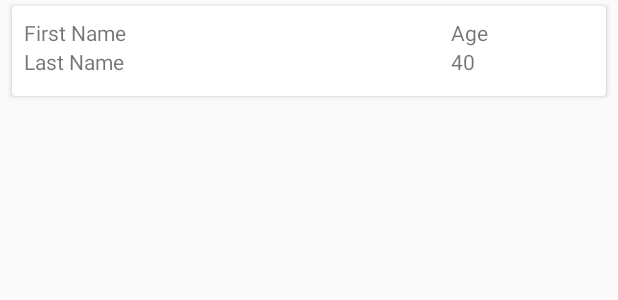
After one commit to sourcecode121/sqlite-databases, an Android app: the layout show_users_item.xml on its own in the app's theme, with its tools: preview values and no code run, on a phone screen of 412 x 824 dp. The commit adds this screen. Shown: the top 300 px of the screen. Run offline under Robolectric (Android 15) with nearby library versions, the phone set to English and light mode, and no system bars.

Commit message:
Adding recycler view to display the database content

```diff
--- a/app/build.gradle
+++ b/app/build.gradle
@@ -26,4 +26,7 @@ dependencies {
     })
     compile 'com.android.support:appcompat-v7:25.0.0'
     testCompile 'junit:junit:4.12'
+
+    compile 'com.android.support:recyclerview-v7:25.0.0'
+    compile 'com.android.support:cardview-v7:25.0.0'
 }
--- a/app/src/main/AndroidManifest.xml
+++ b/app/src/main/AndroidManifest.xml
@@ -17,6 +17,7 @@
         </activity>
 
         <activity android:name=".AddUserActivity"/>
+        <activity android:name=".ShowUsersActivity"/>
     </application>
 
 </manifest>
--- a/app/src/main/java/com/example/sqlitedatabases/AddUserActivity.java
+++ b/app/src/main/java/com/example/sqlitedatabases/AddUserActivity.java
@@ -37,6 +37,10 @@ public class AddUserActivity extends AppCompatActivity {
                         Integer.valueOf(age.getText().toString())
                 );
                 if(result) {
+                    firstName.setText("");
+                    lastName.setText("");
+                    age.setText("");
+                    firstName.requestFocus();
                     Toast.makeText(AddUserActivity.this, "Added user to the database", Toast.LENGTH_SHORT).show();
                 }
                 else {
--- a/app/src/main/res/layout/add_user.xml
+++ b/app/src/main/res/layout/add_user.xml
@@ -1,7 +1,10 @@
 <?xml version="1.0" encoding="utf-8"?>
 <LinearLayout xmlns:android="http://schemas.android.com/apk/res/android"
     android:orientation="vertical" android:layout_width="match_parent"
-    android:layout_height="match_parent">
+    android:layout_height="match_parent"
+    android:paddingBottom="@dimen/activity_vertical_margin"
+    android:paddingLeft="@dimen/activity_horizontal_margin"
+    android:paddingRight="@dimen/activity_horizontal_margin">
 
     <EditText
         android:id="@+id/first_name"
--- /dev/null
+++ b/app/src/main/res/layout/show_users_item.xml
@@ -0,0 +1,65 @@
+<?xml version="1.0" encoding="utf-8"?>
+<android.support.v7.widget.CardView
+    xmlns:android="http://schemas.android.com/apk/res/android"
+    xmlns:app="http://schemas.android.com/apk/res-auto"
+    xmlns:tools="http://schemas.android.com/tools"
+    android:layout_width="match_parent"
+    android:layout_height="60dp"
+    android:layout_marginTop="4dp"
+    android:layout_marginBottom="4dp"
+    android:layout_marginLeft="8dp"
+    android:layout_marginRight="8dp"
+    android:clickable="true"
+    android:focusable="true"
+    android:foreground="?android:attr/selectableItemBackground"
+    app:contentPadding="8dp"
+    app:cardElevation="2dp">
+
+    <LinearLayout
+        android:layout_width="match_parent"
+        android:layout_height="match_parent"
+        android:orientation="horizontal">
+
+        <LinearLayout
+            android:layout_width="0dp"
+            android:layout_height="match_parent"
+            android:layout_weight="3"
+            android:orientation="vertical">
+
+            <TextView
+                android:id="@+id/show_first_name"
+                android:layout_width="match_parent"
+                android:layout_height="wrap_content"
+                tools:text="First Name"/>
+
+            <TextView
+                android:id="@+id/show_last_name"
+                android:layout_width="match_parent"
+                android:layout_height="wrap_content"
+                tools:text="Last Name"/>
+
+        </LinearLayout>
+
+        <LinearLayout
+            android:layout_width="0dp"
+            android:layout_height="match_parent"
+            android:layout_weight="1"
+            android:orientation="vertical">
+
+            <TextView
+                android:id="@+id/show_age_label"
+                android:layout_width="match_parent"
+                android:layout_height="wrap_content"
+                android:text="Age"/>
+
+            <TextView
+                android:id="@+id/show_age"
+                android:layout_width="match_parent"
+                android:layout_height="wrap_content"
+                tools:text="40"/>
+
+        </LinearLayout>
+
+    </LinearLayout>
+
+</android.support.v7.widget.CardView>
```
Also changed, not shown: app/src/main/java/com/example/sqlitedatabases/MainActivity.java (+7 -0 lines), app/src/main/java/com/example/sqlitedatabases/OnItemClickListener.java (added, +11 -0 lines), app/src/main/java/com/example/sqlitedatabases/ShowUsersActivity.java (added, +49 -0 lines), app/src/main/java/com/example/sqlitedatabases/ShowUsersAdapter.java (added, +68 -0 lines), app/src/main/java/com/example/sqlitedatabases/User.java (added, +43 -0 lines), app/src/main/java/com/example/sqlitedatabases/UsersDB.java (+29 -2 lines), app/src/main/res/layout/show_users.xml (added, +11 -0 lines).
